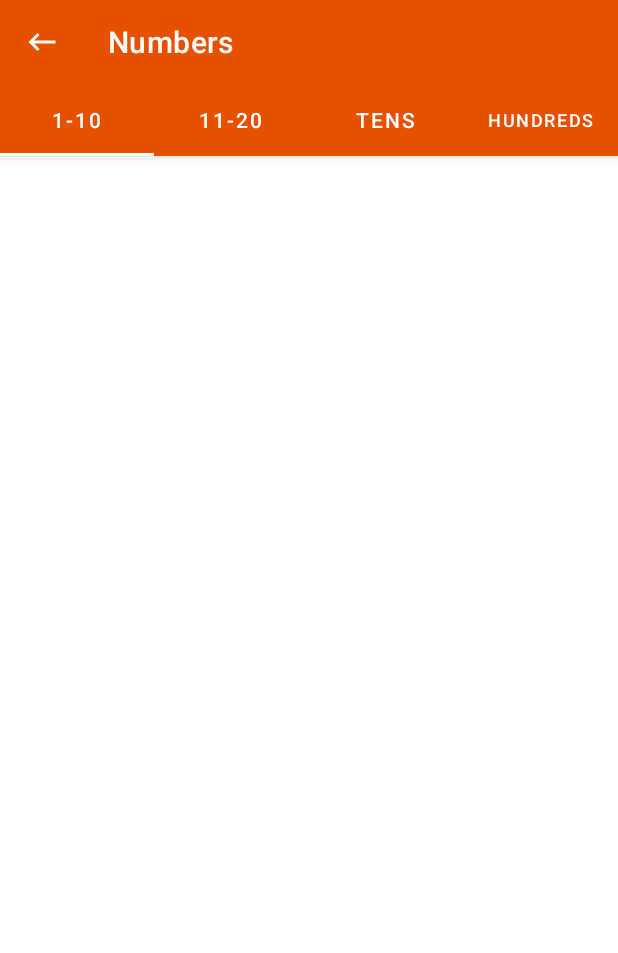
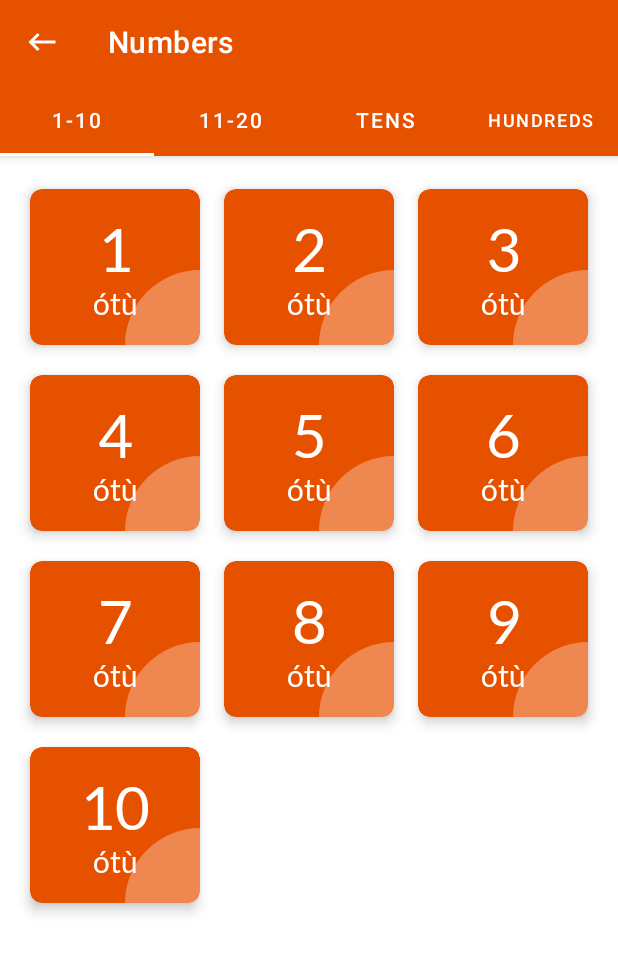
Before and after one commit to Sommie09/Igbo_Amaka, an Android app: the screen it shows after launch (NumbersActivity), on a phone screen of 412 x 824 dp. Shown: the top 953 px of the screen. Run offline under Robolectric (Android 15) with nearby library versions, the phone set to English and light mode, and no system bars.

Commit message:
Set up grid layout for numbers fragment_one_to_ten.xml

```diff
--- /dev/null
+++ b/app/src/main/java/com/example/igboamaka/numbers/Numbers.java
@@ -0,0 +1,26 @@
+package com.example.igboamaka.numbers;
+
+public class Numbers {
+    private String englishDigit;
+    private String igboTranslation;
+    private int audioResource;
+
+    public Numbers(String englishDigit, String igboTranslation) {
+        this.englishDigit = englishDigit;
+        this.igboTranslation = igboTranslation;
+    }
+
+    public Numbers(){}
+
+    public String getEnglishDigit() {
+        return englishDigit;
+    }
+
+    public String getIgboTranslation() {
+        return igboTranslation;
+    }
+
+    public int getAudioResource() {
+        return audioResource;
+    }
+}
--- /dev/null
+++ b/app/src/main/java/com/example/igboamaka/numbers/OneToTenAdapter.java
@@ -0,0 +1,61 @@
+package com.example.igboamaka.numbers;
+
+import android.app.Activity;
+import android.content.Context;
+import android.view.LayoutInflater;
+import android.view.View;
+import android.view.ViewGroup;
+import android.widget.ArrayAdapter;
+import android.widget.ListView;
+import android.widget.TextView;
+
+import androidx.annotation.NonNull;
+import androidx.annotation.Nullable;
+import androidx.recyclerview.widget.RecyclerView;
+
+import com.example.igboamaka.R;
+
+import java.util.ArrayList;
+import java.util.List;
+
+public class OneToTenAdapter extends RecyclerView.Adapter<OneToTenAdapter.ViewHolder> {
+
+    private Context mContext;
+    private List<Numbers> numbers;
+
+    public OneToTenAdapter(Context context, List<Numbers> numbers) {
+        mContext = context;
+        this.numbers = numbers;
+    }
+
+    @NonNull
+    @Override
+    public ViewHolder onCreateViewHolder(@NonNull ViewGroup parent, int viewType) {
+        LayoutInflater layoutInflater = LayoutInflater.from(mContext);
+        View view = layoutInflater.inflate(R.layout.numbers_item_view, parent, false);
+        return new ViewHolder(view);
+    }
+
+    @Override
+    public void onBindViewHolder(@NonNull ViewHolder holder, int position) {
+        holder.englishDigit.setText(numbers.get(position).getEnglishDigit());
+        holder.igboTranslation.setText(numbers.get(position).getIgboTranslation());
+    }
+
+
+    @Override
+    public int getItemCount() {
+        return numbers.size();
+    }
+
+    public static class ViewHolder extends RecyclerView.ViewHolder {
+        TextView englishDigit;
+        TextView igboTranslation;
+        public ViewHolder(@NonNull View itemView) {
+            super(itemView);
+
+            englishDigit = itemView.findViewById(R.id.english_digit);
+            igboTranslation = itemView.findViewById(R.id.igbo_translation);
+        }
+    }
+}
--- a/app/src/main/java/com/example/igboamaka/numbers/OneToTenFragment.java
+++ b/app/src/main/java/com/example/igboamaka/numbers/OneToTenFragment.java
@@ -3,6 +3,8 @@ package com.example.igboamaka.numbers;
 import android.os.Bundle;
 
 import androidx.fragment.app.Fragment;
+import androidx.recyclerview.widget.GridLayoutManager;
+import androidx.recyclerview.widget.RecyclerView;
 
 import android.view.LayoutInflater;
 import android.view.View;
@@ -10,8 +12,12 @@ import android.view.ViewGroup;
 
 import com.example.igboamaka.R;
 
+import java.util.ArrayList;
+import java.util.List;
+
 
 public class OneToTenFragment extends Fragment {
+    List<Numbers> mNumbersList;
 
 
     public OneToTenFragment() {
@@ -23,6 +29,28 @@ public class OneToTenFragment extends Fragment {
     public View onCreateView(LayoutInflater inflater, ViewGroup container,
                              Bundle savedInstanceState) {
         // Inflate the layout for this fragment
-        return inflater.inflate(R.layout.fragment_one_to_ten, container, false);
+        View view = inflater.inflate(R.layout.fragment_one_to_ten, container, false);
+
+        mNumbersList = new ArrayList<>();
+        mNumbersList.add(new Numbers("1", "ótù"));
+        mNumbersList.add(new Numbers("2", "ótù"));
+        mNumbersList.add(new Numbers("3", "ótù"));
+        mNumbersList.add(new Numbers("4", "ótù"));
+        mNumbersList.add(new Numbers("5", "ótù"));
+        mNumbersList.add(new Numbers("6", "ótù"));
+        mNumbersList.add(new Numbers("7", "ótù"));
+        mNumbersList.add(new Numbers("8", "ótù"));
+        mNumbersList.add(new Numbers("9", "ótù"));
+        mNumbersList.add(new Numbers("10", "ótù"));
+
+        RecyclerView recyclerView = (RecyclerView) view.findViewById(R.id.numbers_recycler_view);
+        OneToTenAdapter adapter = new OneToTenAdapter(getContext(), mNumbersList);
+
+        recyclerView.setLayoutManager(new GridLayoutManager(getContext(), 3));
+        recyclerView.setAdapter(adapter);
+
+
+
+        return view;
     }
 }
--- a/app/src/main/res/layout/fragment_one_to_ten.xml
+++ b/app/src/main/res/layout/fragment_one_to_ten.xml
@@ -3,123 +3,13 @@
     xmlns:tools="http://schemas.android.com/tools"
     android:layout_width="match_parent"
     android:layout_height="match_parent"
-    xmlns:app="http://schemas.android.com/apk/res-auto"
     android:orientation="vertical"
     tools:context=".numbers.OneToTenFragment">
 
-<!--    <LinearLayout-->
-<!--        android:layout_marginLeft="10dp"-->
-<!--        android:layout_marginRight="10dp"-->
-<!--        android:layout_marginTop="120dp"-->
-<!--        android:layout_gravity="center"-->
-<!--        android:layout_width="wrap_content"-->
-<!--        android:layout_height="wrap_content"-->
-<!--        android:orientation="horizontal">-->
 
-
-<!--        <com.google.android.material.card.MaterialCardView-->
-<!--            android:focusable="true"-->
-<!--            android:id="@+id/number_one"-->
-<!--            android:clickable="true"-->
-<!--            app:rippleColor="@color/white_colour"-->
-<!--            android:layout_marginRight="20dp"-->
-<!--            app:cardBackgroundColor="@color/text_colour"-->
-<!--            app:cardCornerRadius="15dp"-->
-<!--            app:cardElevation="10dp"-->
-<!--            android:layout_width="80dp"-->
-<!--            android:layout_height="80dp"-->
-<!--            tools:layout_editor_absoluteX="16dp"-->
-<!--            tools:layout_editor_absoluteY="166dp" >-->
-
-<!--            <TextView-->
-<!--                android:layout_width="wrap_content"-->
-<!--                android:layout_height="wrap_content"-->
-<!--                android:text="NUMBERS"-->
-<!--                android:layout_gravity="center"-->
-<!--                android:fontFamily="@font/lato_regular"-->
-<!--                android:textColor="@color/white_colour">-->
-
-<!--            </TextView>-->
-
-<!--            <View-->
-<!--                android:layout_width="70dp"-->
-<!--                android:layout_height="70dp"-->
-<!--                android:background="@drawable/endview_background"-->
-<!--                android:layout_gravity="bottom|right">-->
-
-<!--            </View>-->
-
-<!--        </com.google.android.material.card.MaterialCardView>-->
-
-<!--        <com.google.android.material.card.MaterialCardView-->
-<!--            android:clickable="true"-->
-<!--            app:rippleColor="@color/white_colour"-->
-<!--            app:cardBackgroundColor="@color/text_colour"-->
-<!--            app:cardCornerRadius="15dp"-->
-<!--            app:cardElevation="10dp"-->
-<!--            android:layout_width="80dp"-->
-<!--            android:layout_height="80dp"-->
-<!--            android:layout_marginRight="20"-->
-<!--            tools:layout_editor_absoluteX="215dp"-->
-<!--            tools:layout_editor_absoluteY="165dp" >-->
-
-<!--            <TextView-->
-<!--                android:layout_width="wrap_content"-->
-<!--                android:layout_height="wrap_content"-->
-<!--                android:text="ALPHABETS"-->
-<!--                android:layout_gravity="center"-->
-<!--                android:fontFamily="@font/lato_regular"-->
-<!--                android:textColor="@color/white_colour">-->
-
-<!--            </TextView>-->
-
-<!--            <View-->
-<!--                android:layout_width="70dp"-->
-<!--                android:layout_height="70dp"-->
-<!--                android:background="@drawable/endview_background"-->
-<!--                android:layout_gravity="bottom|right">-->
-
-<!--            </View>-->
-
-<!--        </com.google.android.material.card.MaterialCardView>-->
-<!--        <com.google.android.material.card.MaterialCardView-->
-<!--            android:focusable="true"-->
-<!--            android:id="@+id/numbers_card"-->
-<!--            android:clickable="true"-->
-<!--            app:rippleColor="@color/white_colour"-->
-<!--            app:cardBackgroundColor="@color/text_colour"-->
-<!--            app:cardCornerRadius="15dp"-->
-<!--            app:cardElevation="10dp"-->
-<!--            android:layout_width="80dp"-->
-<!--            android:layout_height="80dp"-->
-<!--            tools:layout_editor_absoluteX="16dp"-->
-<!--            tools:layout_editor_absoluteY="166dp" >-->
-
-<!--            <TextView-->
-<!--                android:layout_width="wrap_content"-->
-<!--                android:layout_height="wrap_content"-->
-<!--                android:text="NUMBERS"-->
-<!--                android:layout_gravity="center"-->
-<!--                android:fontFamily="@font/lato_regular"-->
-<!--                android:textColor="@color/white_colour">-->
-
-<!--            </TextView>-->
-
-<!--            <View-->
-<!--                android:layout_width="70dp"-->
-<!--                android:layout_height="70dp"-->
-<!--                android:background="@drawable/endview_background"-->
-<!--                android:layout_gravity="bottom|right">-->
-
-<!--            </View>-->
-
-<!--        </com.google.android.material.card.MaterialCardView>-->
-
-<!--       -->
-<!--    </LinearLayout>-->
-
-
-    <GridView
+    <androidx.recyclerview.widget.RecyclerView
+        android:padding="12dp"
+        android:id="@+id/numbers_recycler_view"
         android:layout_width="match_parent"
         android:layout_height="match_parent" />
 </LinearLayout>
--- /dev/null
+++ b/app/src/main/res/layout/numbers_item_view.xml
@@ -0,0 +1,53 @@
+<?xml version="1.0" encoding="utf-8"?>
+<com.google.android.material.card.MaterialCardView
+    xmlns:android="http://schemas.android.com/apk/res/android"
+    xmlns:app="http://schemas.android.com/apk/res-auto"
+    app:cardCornerRadius="8dp"
+    app:cardElevation="5dp"
+    app:cardBackgroundColor="@color/text_colour"
+    app:cardPreventCornerOverlap="true"
+    app:cardUseCompatPadding="true"
+    android:layout_width="match_parent"
+    android:layout_height="wrap_content">
+
+    <RelativeLayout
+        android:padding="15dp"
+        android:layout_width="match_parent"
+        android:layout_height="wrap_content">
+
+
+        <TextView
+            android:textColor="@color/white_colour"
+            android:fontFamily="@font/lato_regular"
+            android:id="@+id/english_digit"
+            android:layout_width="match_parent"
+            android:layout_height="wrap_content"
+            android:gravity="center"
+            android:text="1"
+            android:textSize="40dp">
+        </TextView>
+
+        <TextView
+            android:textColor="@color/white_colour"
+            android:fontFamily="@font/lato_regular"
+            android:layout_below="@id/english_digit"
+            android:id="@+id/igbo_translation"
+            android:layout_width="match_parent"
+            android:layout_height="wrap_content"
+            android:gravity="center"
+            android:text="ótù"
+            android:textSize="20dp">
+        </TextView>
+
+
+    </RelativeLayout>
+
+    <View
+        android:layout_width="50dp"
+        android:layout_height="50dp"
+        android:layout_gravity="bottom|right"
+        android:background="@drawable/endview_background">
+
+    </View>
+
+</com.google.android.material.card.MaterialCardView>
```
